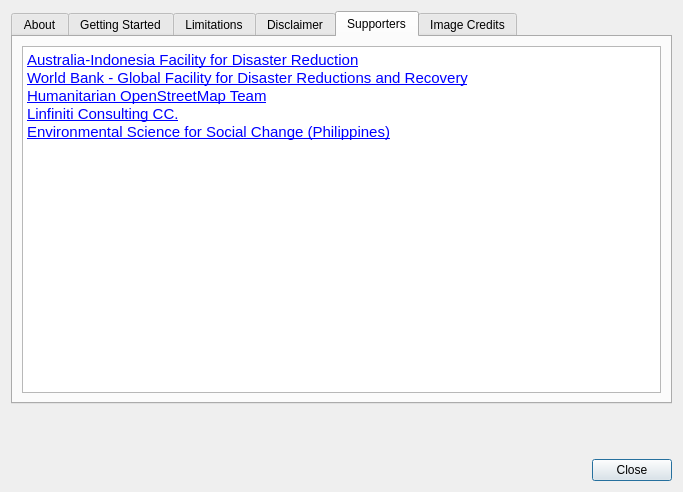
The window that inasafe/safe/gui/ui/about_dialog_base.ui (mbernasocchi/PacSAFE) describes before a commit, drawn with Qt 5.
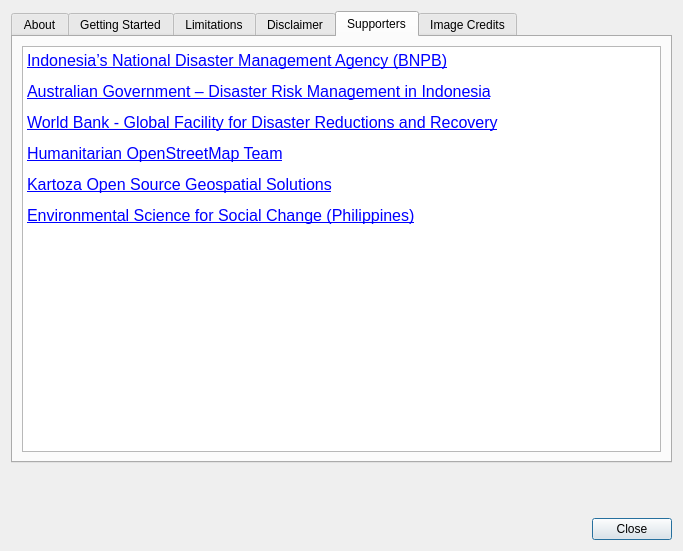
The same window after the commit. The open tabs and pages were chosen to show the change. Icons and pictures are not drawn.

Patch:
```diff
--- a/inasafe/safe/gui/ui/about_dialog_base.ui
+++ b/inasafe/safe/gui/ui/about_dialog_base.ui
@@ -7,7 +7,7 @@
     <x>0</x>
     <y>0</y>
     <width>683</width>
-    <height>492</height>
+    <height>551</height>
    </rect>
   </property>
   <property name="windowTitle">
@@ -128,11 +128,12 @@
 &lt;html&gt;&lt;head&gt;&lt;meta name=&quot;qrichtext&quot; content=&quot;1&quot; /&gt;&lt;style type=&quot;text/css&quot;&gt;
 p, li { white-space: pre-wrap; }
 &lt;/style&gt;&lt;/head&gt;&lt;body style=&quot; font-family:'Sans Serif'; font-size:10pt; font-weight:400; font-style:normal;&quot;&gt;
-&lt;p style=&quot; margin-top:0px; margin-bottom:0px; margin-left:0px; margin-right:0px; -qt-block-indent:0; text-indent:0px;&quot;&gt;&lt;a href=&quot;http://www.aifdr.org&quot;&gt;&lt;span style=&quot; font-family:'Cantarell'; font-size:11pt; text-decoration: underline; color:#0000ff;&quot;&gt;Australia-Indonesia Facility for Disaster Reduction&lt;/span&gt;&lt;/a&gt;&lt;/p&gt;
-&lt;p style=&quot; margin-top:0px; margin-bottom:0px; margin-left:0px; margin-right:0px; -qt-block-indent:0; text-indent:0px;&quot;&gt;&lt;a href=&quot;https://www.gfdrr.org/&quot;&gt;&lt;span style=&quot; font-family:'Cantarell'; font-size:11pt; text-decoration: underline; color:#0000ff;&quot;&gt;World Bank - Global Facility for Disaster Reductions and Recovery&lt;/span&gt;&lt;/a&gt;&lt;/p&gt;
-&lt;p style=&quot; margin-top:0px; margin-bottom:0px; margin-left:0px; margin-right:0px; -qt-block-indent:0; text-indent:0px;&quot;&gt;&lt;a href=&quot;http://hot.openstreetmap.org/&quot;&gt;&lt;span style=&quot; font-family:'Cantarell'; font-size:11pt; text-decoration: underline; color:#0000ff;&quot;&gt;Humanitarian OpenStreetMap Team&lt;/span&gt;&lt;/a&gt;&lt;/p&gt;
-&lt;p style=&quot; margin-top:0px; margin-bottom:0px; margin-left:0px; margin-right:0px; -qt-block-indent:0; text-indent:0px;&quot;&gt;&lt;a href=&quot;http://linfiniti.com&quot;&gt;&lt;span style=&quot; font-family:'Cantarell'; font-size:11pt; text-decoration: underline; color:#0000ff;&quot;&gt;Linfiniti Consulting CC.&lt;/span&gt;&lt;/a&gt;&lt;/p&gt;
-&lt;p style=&quot; margin-top:0px; margin-bottom:0px; margin-left:0px; margin-right:0px; -qt-block-indent:0; text-indent:0px;&quot;&gt;&lt;a href=&quot;http://essc.org.ph/&quot;&gt;&lt;span style=&quot; font-family:'Cantarell'; font-size:11pt; text-decoration: underline; color:#0000ff;&quot;&gt;Environmental Science for Social Change (Philippines)&lt;/span&gt;&lt;/a&gt;&lt;/p&gt;&lt;/body&gt;&lt;/html&gt;</string>
+&lt;p style=&quot; margin-top:12px; margin-bottom:12px; margin-left:0px; margin-right:0px; -qt-block-indent:0; text-indent:0px;&quot;&gt;&lt;a href=&quot;http://www.bnpb.go.id/&quot;&gt;&lt;span style=&quot; font-family:'AvantGarde Bk BT'; font-size:12pt; text-decoration: underline; color:#0000ff;&quot;&gt;Indonesia’s National Disaster Management Agency (BNPB)&lt;/span&gt;&lt;/a&gt;&lt;/p&gt;
+&lt;p style=&quot; margin-top:12px; margin-bottom:12px; margin-left:0px; margin-right:0px; -qt-block-indent:0; text-indent:0px;&quot;&gt;&lt;a href=&quot;http://dfat.gov.au/geo/indonesia/development-assistance/Pages/disaster-risk-management-in-indonesia.aspx&quot;&gt;&lt;span style=&quot; font-family:'AvantGarde Bk BT'; font-size:12pt; text-decoration: underline; color:#0000ff;&quot;&gt;Australian Government – Disaster Risk Management in Indonesia&lt;/span&gt;&lt;/a&gt;&lt;/p&gt;
+&lt;p style=&quot; margin-top:12px; margin-bottom:12px; margin-left:0px; margin-right:0px; -qt-block-indent:0; text-indent:0px;&quot;&gt;&lt;a href=&quot;https://www.gfdrr.org/&quot;&gt;&lt;span style=&quot; font-family:'AvantGarde Bk BT'; font-size:12pt; text-decoration: underline; color:#0000ff;&quot;&gt;World Bank - Global Facility for Disaster Reductions and Recovery&lt;/span&gt;&lt;/a&gt;&lt;/p&gt;
+&lt;p style=&quot; margin-top:12px; margin-bottom:12px; margin-left:0px; margin-right:0px; -qt-block-indent:0; text-indent:0px;&quot;&gt;&lt;a href=&quot;http://hot.openstreetmap.org/&quot;&gt;&lt;span style=&quot; font-family:'AvantGarde Bk BT'; font-size:12pt; text-decoration: underline; color:#0000ff;&quot;&gt;Humanitarian OpenStreetMap Team&lt;/span&gt;&lt;/a&gt;&lt;/p&gt;
+&lt;p style=&quot; margin-top:12px; margin-bottom:12px; margin-left:0px; margin-right:0px; -qt-block-indent:0; text-indent:0px;&quot;&gt;&lt;a href=&quot;http://kartoza.com/&quot;&gt;&lt;span style=&quot; font-family:'AvantGarde Bk BT'; font-size:12pt; text-decoration: underline; color:#0000ff;&quot;&gt;Kartoza Open Source Geospatial Solutions&lt;/span&gt;&lt;/a&gt;&lt;/p&gt;
+&lt;p style=&quot; margin-top:12px; margin-bottom:12px; margin-left:0px; margin-right:0px; -qt-block-indent:0; text-indent:0px;&quot;&gt;&lt;a href=&quot;http://essc.org.ph/&quot;&gt;&lt;span style=&quot; font-family:'AvantGarde Bk BT'; font-size:12pt; text-decoration: underline; color:#0000ff;&quot;&gt;Environmental Science for Social Change (Philippines)&lt;/span&gt;&lt;/a&gt;&lt;/p&gt;&lt;/body&gt;&lt;/html&gt;</string>
          </property>
          <property name="openExternalLinks">
           <bool>true</bool>
@@ -173,7 +174,7 @@
     <widget class="QLabel" name="supporters_label">
      <property name="maximumSize">
       <size>
-       <width>600</width>
+       <width>421</width>
        <height>100</height>
       </size>
      </property>
```
Left out of the diff: 13 changed lines with no effect on the pictures.
